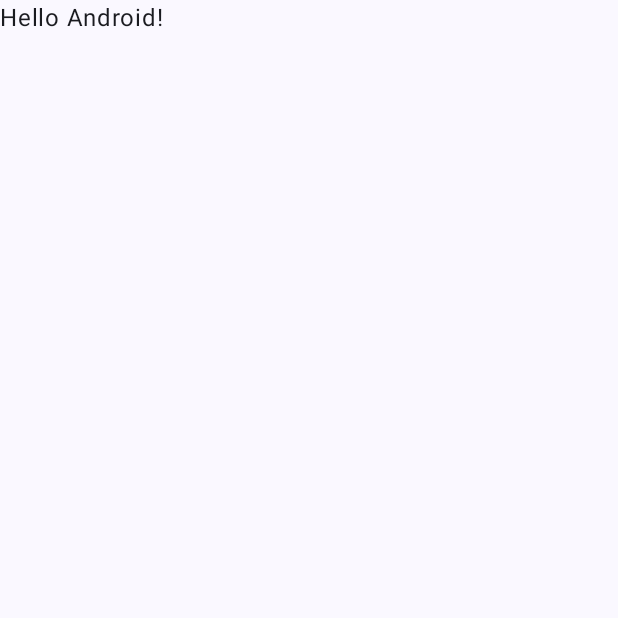
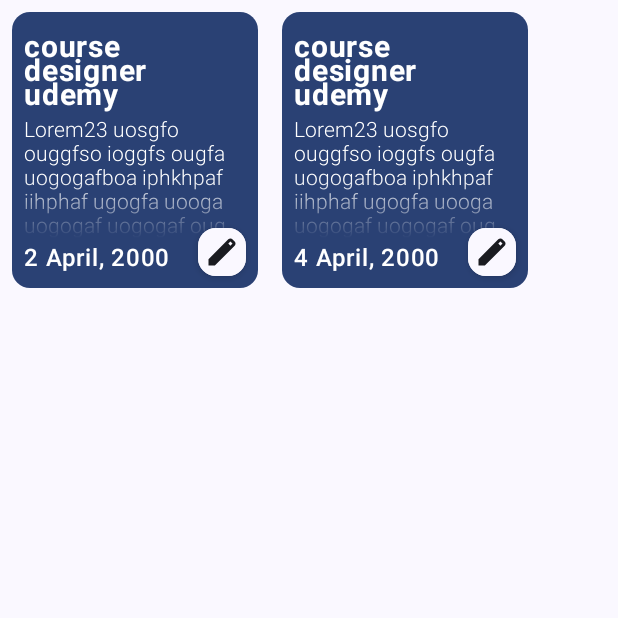
Before and after one commit to wallacesintra/NoteDown, an Android app built with Jetpack Compose: the screen it shows after launch (MainActivity), on a phone screen of 412 x 824 dp, the top half of it. Before the commit the part shown is almost empty. Run offline under Robolectric (Android 15) with nearby library versions, the phone set to English and light mode, and no system bars.

Commit message:
feat: note item, note card

```diff
--- a/app/src/main/java/com/example/notedown/MainActivity.kt
+++ b/app/src/main/java/com/example/notedown/MainActivity.kt
@@ -3,6 +3,7 @@ package com.example.notedown
 import android.os.Bundle
 import androidx.activity.ComponentActivity
 import androidx.activity.compose.setContent
+import androidx.compose.foundation.layout.Row
 import androidx.compose.foundation.layout.fillMaxSize
 import androidx.compose.material3.MaterialTheme
 import androidx.compose.material3.Surface
@@ -10,7 +11,9 @@ import androidx.compose.material3.Text
 import androidx.compose.runtime.Composable
 import androidx.compose.ui.Modifier
 import androidx.compose.ui.tooling.preview.Preview
-import com.example.notedown.ui.theme.NoteDownTheme
+import com.example.notedown.presentation.components.Note
+import com.example.notedown.presentation.components.NoteCard
+import com.example.notedown.presentation.theme.NoteDownTheme
 
 class MainActivity : ComponentActivity() {
     override fun onCreate(savedInstanceState: Bundle?) {
@@ -22,7 +25,24 @@ class MainActivity : ComponentActivity() {
                     modifier = Modifier.fillMaxSize(),
                     color = MaterialTheme.colorScheme.background
                 ) {
-                    Greeting("Android")
+                    Row(
+                        modifier = Modifier.fillMaxSize()
+                    ) {
+                        NoteCard(
+                            title = "course designer udemy",
+                            notes = "Lorem23 uosgfo ouggfso ioggfs ougfa uogogafboa iphkhpaf iihphaf ugogfa uooga uogogaf uogogaf ougogaf ouogaf",
+                            date = "2 April, 2000"
+                        )
+                        NoteCard(
+                            title = "course designer udemy",
+                            notes = "Lorem23 uosgfo ouggfso ioggfs ougfa uogogafboa iphkhpaf iihphaf ugogfa uooga uogogaf uogogaf ougogaf ouogaf",
+                            date = "4 April, 2000"
+                        )
+
+
+                    }
+//                    Greeting("Android")
+//                    Note()
                 }
             }
         }
--- /dev/null
+++ b/app/src/main/java/com/example/notedown/presentation/components/NoteCard.kt
@@ -0,0 +1,156 @@
+package com.example.notedown.presentation.components
+
+import android.graphics.drawable.shapes.Shape
+import androidx.compose.animation.AnimatedVisibility
+import androidx.compose.animation.animateColorAsState
+import androidx.compose.animation.core.animateValueAsState
+import androidx.compose.foundation.BorderStroke
+import androidx.compose.foundation.background
+import androidx.compose.foundation.clickable
+import androidx.compose.foundation.layout.Box
+import androidx.compose.foundation.layout.Column
+import androidx.compose.foundation.layout.IntrinsicSize
+import androidx.compose.foundation.layout.Spacer
+import androidx.compose.foundation.layout.fillMaxHeight
+import androidx.compose.foundation.layout.fillMaxSize
+import androidx.compose.foundation.layout.fillMaxWidth
+import androidx.compose.foundation.layout.height
+import androidx.compose.foundation.layout.padding
+import androidx.compose.foundation.layout.size
+import androidx.compose.foundation.layout.width
+import androidx.compose.foundation.shape.RoundedCornerShape
+import androidx.compose.material.icons.Icons
+import androidx.compose.material.icons.filled.Build
+import androidx.compose.material.icons.filled.Delete
+import androidx.compose.material.icons.filled.Home
+import androidx.compose.material3.Card
+import androidx.compose.material3.CardDefaults
+import androidx.compose.material3.CardElevation
+import androidx.compose.material3.Icon
+import androidx.compose.material3.MaterialTheme
+import androidx.compose.material3.Shapes
+import androidx.compose.material3.Text
+import androidx.compose.runtime.Composable
+import androidx.compose.runtime.getValue
+import androidx.compose.runtime.mutableStateOf
+import androidx.compose.runtime.remember
+import androidx.compose.runtime.setValue
+import androidx.compose.ui.Alignment
+import androidx.compose.ui.Modifier
+import androidx.compose.ui.draw.clip
+import androidx.compose.ui.graphics.Brush
+import androidx.compose.ui.graphics.Color
+import androidx.compose.ui.res.painterResource
+import androidx.compose.ui.res.stringResource
+import androidx.compose.ui.text.TextStyle
+import androidx.compose.ui.text.font.FontWeight
+import androidx.compose.ui.text.style.TextOverflow
+import androidx.compose.ui.tooling.preview.Preview
+import androidx.compose.ui.unit.dp
+import androidx.compose.ui.unit.sp
+import com.example.notedown.R
+
+
+@Composable
+fun NoteCard(
+    title: String,
+    notes: String,
+    date: String
+){
+    Card(
+        colors = CardDefaults.cardColors(
+            containerColor = MaterialTheme.colorScheme.primary
+        ),
+        modifier = Modifier
+            .width(180.dp)
+            .height(200.dp)
+            .padding(8.dp)
+    ) {
+        var editable by remember{
+            mutableStateOf(false)
+        }
+//        val editColor:Color by animateColorAsState( if (editable) MaterialTheme.colorScheme.error else MaterialTheme.colorScheme.background,
+//            label = "edit color"
+//        )
+        Box(
+            modifier = Modifier.padding(8.dp)
+        ) {
+            Column (
+                modifier = Modifier
+                    .fillMaxSize()
+                    .align(Alignment.BottomEnd)
+            ){
+                Text(
+                    text = title,
+                    style = MaterialTheme.typography.labelMedium,
+                    fontSize = 20.sp,
+                    fontWeight = FontWeight.W700,
+                    modifier = Modifier.padding(vertical = 3.dp)
+                )
+                Text(
+                    text = notes,
+                    overflow = TextOverflow.Ellipsis,
+                    maxLines =5,
+                    fontWeight = FontWeight.W300,
+                    style = TextStyle(
+                        brush = Brush.verticalGradient(
+                            colors = listOf(MaterialTheme.colorScheme.onPrimary, MaterialTheme.colorScheme.onPrimary,Color.Transparent)
+                        )
+                    ),
+                    fontSize = 14.sp,
+                )
+            }
+            Text(
+                text = date,
+                fontWeight = FontWeight.W500,
+                modifier = Modifier
+                    .align(Alignment.BottomStart)
+            )
+            Card(
+                elevation = CardDefaults.cardElevation(
+                    defaultElevation = 3.dp
+                ),
+                modifier = Modifier
+                    .align(Alignment.BottomEnd)
+            ) {
+                Column(
+                    modifier = Modifier
+                        .background(MaterialTheme.colorScheme.background)
+//                        .background(editColor)
+                        .padding(4.dp)
+                ) {
+                    AnimatedVisibility(
+                        visible = editable
+                    ) {
+                        Icon(
+                            imageVector = Icons.Default.Delete,
+                            contentDescription = stringResource(id = R.string.delete),
+                            tint = Color.Red,
+                            modifier = Modifier
+                                .padding(bottom = 20.dp)
+                        )
+                    }
+                    Icon(
+                        painter = painterResource(id = R.drawable.edit),
+                        contentDescription = stringResource(id = R.string.edit),
+                        modifier = Modifier.clickable(
+                            onClick = { editable = !editable}
+                        )
+                    )
+                }
+            }
+        }
+    }
+}
+
+
+@Preview(showSystemUi = true)
+@Composable
+fun NoteCardPreview(){
+    NoteCard(
+        title = "course designer udemy",
+        notes = "Lorem23 uosgfo ouggfso ioggfs ougfa uogogafboa iphkhpaf iihphaf ugogfa uooga uogogaf uogogaf ougogaf ouogaf",
+        date = "2 April, 2000"
+    )
+
+}
--- /dev/null
+++ b/app/src/main/java/com/example/notedown/presentation/screens/Home.kt
@@ -0,0 +1 @@
+package com.example.notedown.presentation.screens
--- a/app/src/main/java/com/example/notedown/ui/theme/Color.kt
+++ b/app/src/main/java/com/example/notedown/presentation/theme/Color.kt
@@ -1,4 +1,4 @@
-package com.example.notedown.ui.theme
+package com.example.notedown.presentation.theme
 
 import androidx.compose.ui.graphics.Color
 
--- a/app/src/main/java/com/example/notedown/ui/theme/Theme.kt
+++ b/app/src/main/java/com/example/notedown/presentation/theme/Theme.kt
@@ -1,4 +1,4 @@
-package com.example.notedown.ui.theme
+package com.example.notedown.presentation.theme
 
 import android.app.Activity
 import android.os.Build
--- a/app/src/main/java/com/example/notedown/ui/theme/Type.kt
+++ b/app/src/main/java/com/example/notedown/presentation/theme/Type.kt
@@ -1,4 +1,4 @@
-package com.example.notedown.ui.theme
+package com.example.notedown.presentation.theme
 
 import androidx.compose.material3.Typography
 import androidx.compose.ui.text.TextStyle
--- /dev/null
+++ b/app/src/main/res/drawable/edit.xml
@@ -0,0 +1,9 @@
+<vector xmlns:android="http://schemas.android.com/apk/res/android"
+    android:width="24dp"
+    android:height="24dp"
+    android:viewportWidth="960"
+    android:viewportHeight="960">
+  <path
+      android:fillColor="#FF000000"
+      android:pathData="M120,840v-170l528,-527q12,-11 26.5,-17t30.5,-6q16,0 31,6t26,18l55,56q12,11 17.5,26t5.5,30q0,16 -5.5,30.5T817,313L290,840L120,840ZM704,312 L760,256 704,200 648,256 704,312Z"/>
+</vector>
--- a/app/src/main/res/values/strings.xml
+++ b/app/src/main/res/values/strings.xml
@@ -1,3 +1,7 @@
 <resources>
     <string name="app_name">NoteDown</string>
+    <string name="delete">delete</string>
+    <string name="edit">edit</string>
+    <string name="untitled">Untitled</string>
+    <string name="start_writing">Start writing something</string>
 </resources>
```
Also changed, not shown: app/src/main/java/com/example/notedown/presentation/components/BtnEditNote.kt (added, +80 -0 lines), app/src/main/java/com/example/notedown/presentation/components/ColorCard.kt (added, +33 -0 lines), app/src/main/java/com/example/notedown/presentation/components/Note.kt (added, +160 -0 lines).
